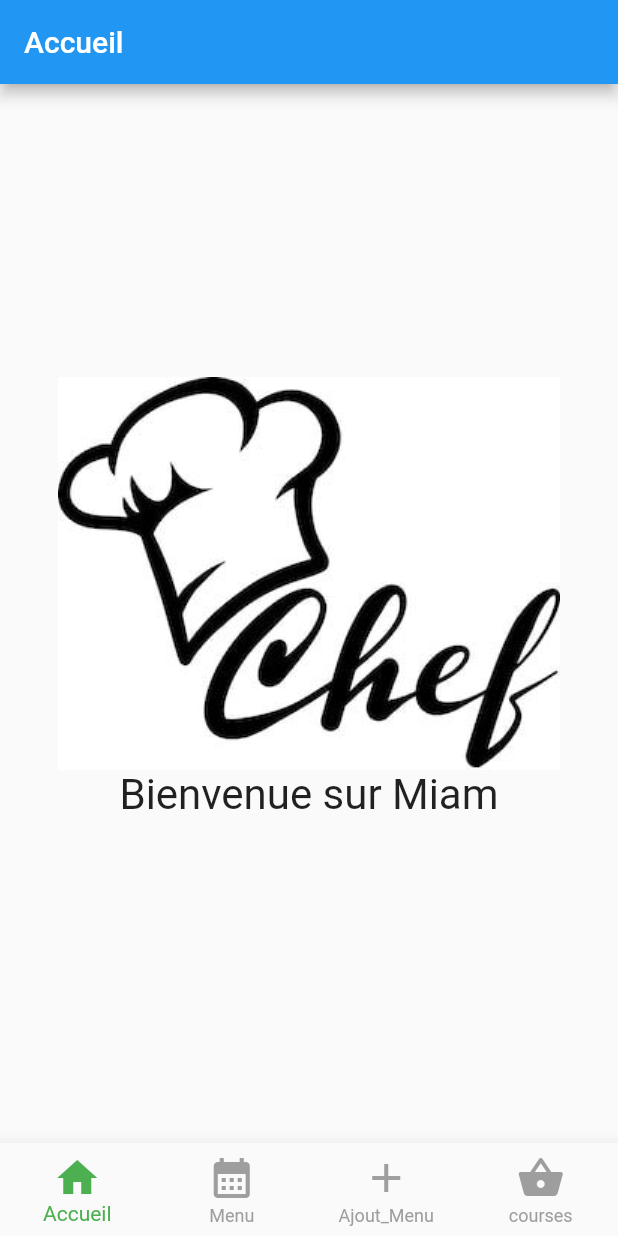
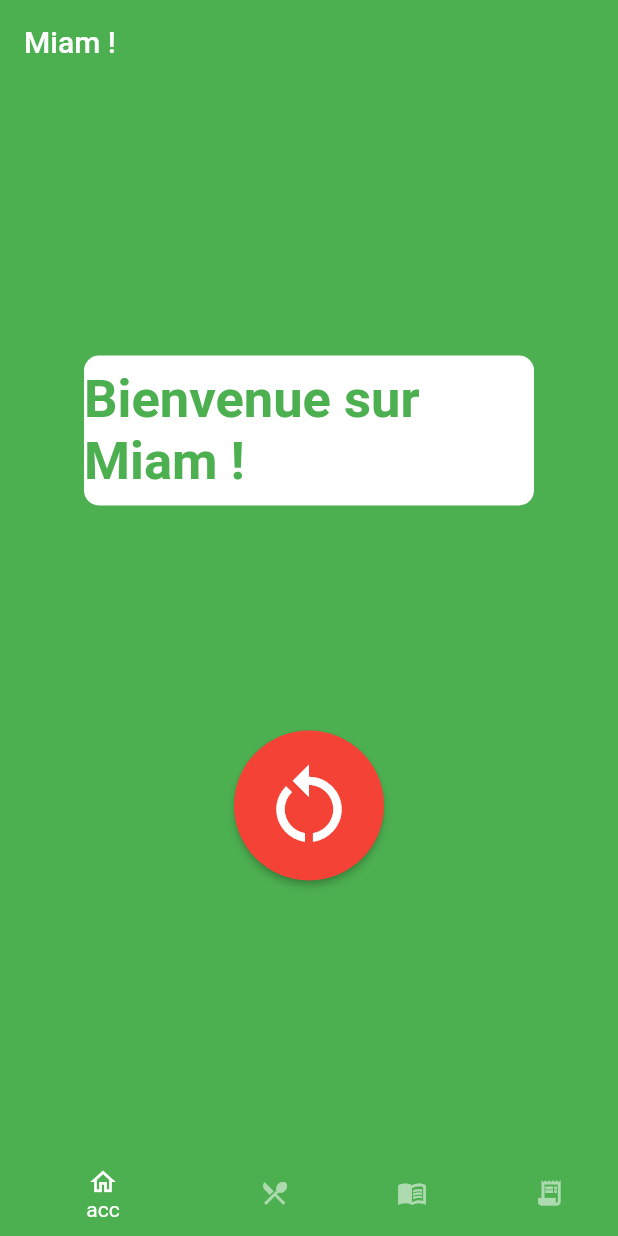
Before and after one commit to LSandrine/Miam, a Flutter app: the screen it shows after launch, on a phone screen of 412 x 824 dp. Run offline on Flutter 3.47's test engine with Material 2 defaults, Android fonts, the phone set to English and light mode, and no system bars; our stand-ins replace date_field, sqflite; accounts and stored records are empty; Roboto replaces fonts that are missing (Poppins).

Commit message:
reparation fausse manip sur branch Sandrine

```diff
--- /dev/null
+++ b/lib/Menu/menu.dart
@@ -0,0 +1,104 @@
+import 'package:flutter/material.dart';
+import 'package:miam/Menu/widgets/NewIngredient.dart';
+import 'package:miam/Menu/widgets/NewRecette.dart';
+import 'package:miam/Menu/widgets/listIngredients.dart';
+import 'package:miam/Menu/widgets/listMenu.dart';
+import 'package:miam/Menu/widgets/listRecette.dart';
+import 'acceuil.dart';
+import 'data/database_helper.dart';
+import 'models/ingredient.dart';
+import 'package:miam/Menu/models/menu.dart';
+import 'models/recette.dart';
+
+class MenuPage extends StatefulWidget {
+  const MenuPage({Key? key}) : super(key: key);
+  @override
+  State<MenuPage> createState() => _MenuPageState();
+}
+
+class _MenuPageState extends State<MenuPage> {
+  List<ElementIg> _elements = [];
+  List<Recette> _recettes = [];
+  bool _isLoading = true;
+  int _selectedIndex = 0;
+  List<Menu> _menus = [];
+  // This function is used to fetch all data from the database
+  void _refreshData() async {
+    final menus = await DatabaseHelper.getMenus();
+    final elements = await DatabaseHelper.getElementIgs();
+    final recettes = await DatabaseHelper.getRecettes();
+    setState(() {
+      _elements = elements;
+      _menus = menus;
+      _recettes = recettes;
+      _isLoading = false;
+    });
+  }
+
+  @override
+  void initState() {
+    super.initState();
+    _refreshData();// Loading the data when the app starts
+  }
+
+  String? formValidator(String? value) {
+    if (value!.isEmpty) return 'Field is Required';
+    return null;
+  }
+  void _onItemTapped(int index){
+    setState(() {
+      _selectedIndex = index;
+    });
+  }
+  Widget _pages (index){
+    _refreshData();
+    if(index == 0) {
+      return accueilPage();
+    }
+    if(index == 1) {
+      return listMenu(menus: _menus);
+    }
+    if(index == 2) {
+      return newRecette(elements: _elements,);
+    }
+    if(index == 3) {
+      //return listRecette(recettes: _recettes);
+      return listIngredient(menu: _menus.last);
+    }
+    return Text('error' + index.toString());
+  }
+  @override
+  Widget build(BuildContext context) {
+
+    return DefaultTabController(
+      length: 3,
+      initialIndex: 0,
+      child: Scaffold(
+        appBar: AppBar(
+          title:  const Text('Miam !',style: TextStyle(color: Colors.white),),
+          backgroundColor: Colors.green,
+          elevation: 0,
+        ),
+        bottomNavigationBar: BottomNavigationBar(
+          type: BottomNavigationBarType.shifting,
+          backgroundColor: Colors.green,
+          elevation: 0,
+          iconSize: 20,
+          selectedItemColor: Colors.white,
+          unselectedItemColor: Colors.white54,
+          items: const <BottomNavigationBarItem>[
+            BottomNavigationBarItem(label: 'acc',icon: Icon(Icons.home_outlined),backgroundColor: Colors.green),
+            BottomNavigationBarItem(label: 'menu',icon: Icon(Icons.restaurant_menu),backgroundColor: Colors.green),
+            BottomNavigationBarItem(label: 'addRecette',icon: Icon(Icons.menu_book),backgroundColor: Colors.green),
+            BottomNavigationBarItem(label: 'list Ig',icon: Icon(Icons.receipt_long),backgroundColor: Colors.green),
+          ],
+          currentIndex: _selectedIndex,
+          onTap: _onItemTapped,
+        ),
+        body: Center(
+          child: _pages(_selectedIndex),// _pages.elementAt(_selectedIndex),
+        ),
+      ),
+    );
+  }
+}
--- /dev/null
+++ b/lib/Menu/models/ingredient.dart
@@ -0,0 +1,71 @@
+class Ingredient{
+  final int id;
+  final ElementIg elementIg;
+  final double quantite;
+
+  const Ingredient({
+    required this.id,
+    required this.elementIg,
+    required this.quantite,
+  });
+
+  Map<String,dynamic> toMap(){
+    return{
+      'id':id,
+      'elementIg':elementIg,
+      'quantite':quantite,
+    };
+  }
+  @override
+  String toString(){
+    return 'Ingredient{id:$id,elementIg:$elementIg,quantite:$quantite}';
+  }
+}
+
+
+class ElementIg{
+  final int id;
+  final String nom;
+
+  //ElementIg(this.id,this.nom);
+
+  const ElementIg({
+    required this.id,
+    required this.nom,
+  });
+
+
+  Map<String,dynamic> toMap(){
+    return{
+      'id':id,
+      'nom':nom,
+    };
+  }
+  @override
+  String toString(){
+    return 'ElementIg{id:$id,nom:$nom}';
+  }
+}
+/*
+enum ElementIg{
+  Viande_poulet,
+  Viande_Boeuf,
+  Viande_Porc,
+  Poisson_Gras,
+  Poisson_Maigre,
+  Courgette,
+  Tomate,
+  Oignon,
+  Pates,
+  Haricot_Rouge,
+  Riz,
+  Ail,
+  Carotte,
+  Poivron,
+  Crevette,
+  Epice_Curry,
+  Epice_Chili,
+  Creme_Coco,
+  Poireau
+}
+*/
--- /dev/null
+++ b/lib/Menu/models/recette.dart
@@ -0,0 +1,61 @@
+import 'package:miam/Menu/models/ingredient.dart';
+
+
+class Recette {
+
+  final int id;
+  final String titre;
+  final String etapes;
+  final List<Ingredient> ingredients;
+  final double tmpPreparation;
+  final double tmpCuisson;
+  final double calories;
+  final String estEquilibre;
+
+  const Recette({
+    required this.id,
+    required this.titre,
+    required this.etapes,
+    required this.ingredients,
+    required this.tmpPreparation,
+    required this.tmpCuisson,
+    required this.calories,
+    required this.estEquilibre
+  });
+
+  Map<String,dynamic> toMap(){
+    return {
+      'id':id,
+      'titre':titre,
+      'etapes':etapes,
+      'ingredients':ingredients,
+      'tmpPreparation':tmpPreparation,
+      'tmpCuisson':tmpCuisson,
+      'calories':calories,
+      'estEquilibre':estEquilibre
+    };
+  }
+  @override
+  String toString(){
+    return 'Recette{id:$id,titre:$titre,etapes:$etapes,ingredients:$ingredients,tmpPreparation:$tmpPreparation,tmpCuisson:$tmpCuisson,calories:$calories,estEquilibre:$estEquilibre}';
+  }
+
+  List<Recette> loadJson(){
+    List<Recette> lr = [];
+    return lr;
+  }
+  String getListElements(){
+    String txt = "";
+    for(Ingredient igd in ingredients){
+      txt += igd.toString()+", ";
+    }
+    return txt;
+  }
+
+}
+
+enum Equilibre{
+  PARFAIT,
+  MODERE,
+  IMPARFAIT
+}
--- a/lib/main.dart
+++ b/lib/main.dart
@@ -1,79 +1,28 @@
-import 'package:finalcuisine/pages/add_menu_page.dart';
-import 'package:finalcuisine/pages/home_page.dart';
-import 'package:finalcuisine/pages/listes_courses.dart';
-import 'package:finalcuisine/pages/menu_page.dart';
 import 'package:flutter/material.dart';
+import 'package:miam/Menu/menu.dart';
+// Remise du projet le 30 janvier
+// code (repo github)
+// video au moins 10 min par groupe, comment elle est codé. pourquoi ? et expliquer
+// assurer qu'on a assimilé des notions de flutter => justifier nos choix
 
-//import 'package:flutter_svg/flutter_svg.dart';
-void main() {
+//scr cpy
+void  main() async {
   runApp(const MyApp());
-
+  WidgetsFlutterBinding.ensureInitialized();
 }
 
-class MyApp extends StatefulWidget {
-  const MyApp({Key? key}) : super(key: key);
+class MyApp extends StatelessWidget {
+  const MyApp({super.key});
 
-  @override
-  State<MyApp> createState() => _MyAppState();
-}
-
-class _MyAppState extends State<MyApp> {
-
-  int _currentIndex = 0;
-
-  setCurrentIndex(int index){
-    setState(() {
-      _currentIndex = index;
-    });
-  }
-
+  // This widget is the root of your application.
   @override
   Widget build(BuildContext context) {
     return MaterialApp(
-        home: Scaffold(
-          appBar: AppBar(
-            title: [
-              Text("Accueil"),
-              Text("Listes des menus "),
-              Text("Ajouts des menus"),
-              Text("listes des courses")
-
-            ][_currentIndex],
-          ),
-          body: [
-            HomePage(),
-            MenuPage(),
-            AddMenuPage(),
-            ListesCourses()
-          ][_currentIndex],
-          bottomNavigationBar: BottomNavigationBar(
-            currentIndex: _currentIndex,
-            onTap: (index) => setCurrentIndex(index),
-            type: BottomNavigationBarType.fixed,
-            selectedItemColor: Colors.green,
-            unselectedItemColor: Colors.grey,
-            iconSize: 32,
-            elevation: 10,
-            items: const [
-              BottomNavigationBarItem(
-                  icon: Icon(Icons.home),
-                  label: 'Accueil'
-              ),
-              BottomNavigationBarItem(
-                  icon: Icon(Icons.calendar_month),
-                  label: 'Menu'
-              ),
-              BottomNavigationBarItem(
-                  icon: Icon(Icons.add),
-                  label: 'Ajout_Menu'
-              ),
-              BottomNavigationBarItem(
-                  icon: Icon(Icons.shopping_basket),
-                  label: 'courses'
-              ),
-            ],
-          ),
-        )
+      title: 'Miam',
+      theme: ThemeData(
+        primarySwatch: Colors.lightGreen,
+      ),
+      home: const MenuPage(),
     );
   }
 }
```
Also changed, not shown: lib/Menu/data/recette.json (added, +30 -0 lines), lib/Menu/widgets/tile_recette.dart (added, +18 -0 lines), pubspec.yaml (+22 -10 lines), pubspec.lock, 1 other file.
